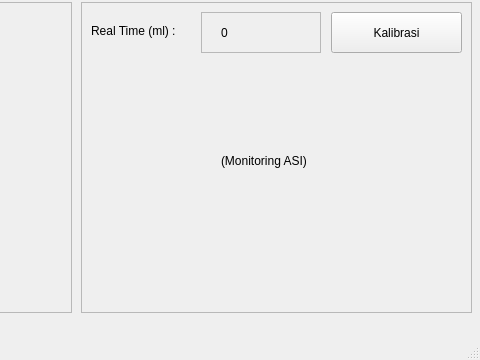
This is sistem-kursi-relaksasi.ui in bimanjayaaji/relaxation-chair-GUI as Qt 5 draws it before an edit; both pictures show x 319 to 799 and y 238 to 598 of the 799 by 598 pixel window. The edited form follows.
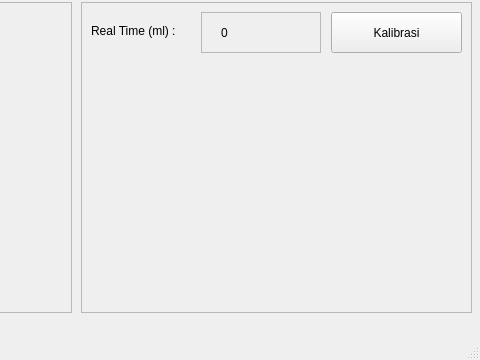
This is the edited form. Custom widgets are drawn as their Qt base class.

Patch:
```diff
--- a/sistem-kursi-relaksasi.ui
+++ b/sistem-kursi-relaksasi.ui
@@ -202,16 +202,6 @@
       </property>
      </widget>
     </widget>
-    <widget class="MplWidget" name="MplWidget" native="true">
-     <property name="geometry">
-      <rect>
-       <x>-1</x>
-       <y>59</y>
-       <width>381</width>
-       <height>251</height>
-      </rect>
-     </property>
-    </widget>
    </widget>
    <widget class="QFrame" name="frame_3">
     <property name="geometry">
@@ -228,19 +218,6 @@
     <property name="frameShadow">
      <enum>QFrame::Raised</enum>
     </property>
-    <widget class="QLabel" name="label_5">
-     <property name="geometry">
-      <rect>
-       <x>140</x>
-       <y>150</y>
-       <width>121</width>
-       <height>17</height>
-      </rect>
-     </property>
-     <property name="text">
-      <string>(Monitoring ASI)</string>
-     </property>
-    </widget>
     <widget class="QLabel" name="label_7">
      <property name="geometry">
       <rect>
@@ -296,6 +273,16 @@
       <string>Kalibrasi</string>
      </property>
     </widget>
+    <widget class="MplWidget" name="MplWidget" native="true">
+     <property name="geometry">
+      <rect>
+       <x>0</x>
+       <y>60</y>
+       <width>391</width>
+       <height>251</height>
+      </rect>
+     </property>
+    </widget>
    </widget>
    <widget class="QFrame" name="frame_6">
     <property name="geometry">
```
